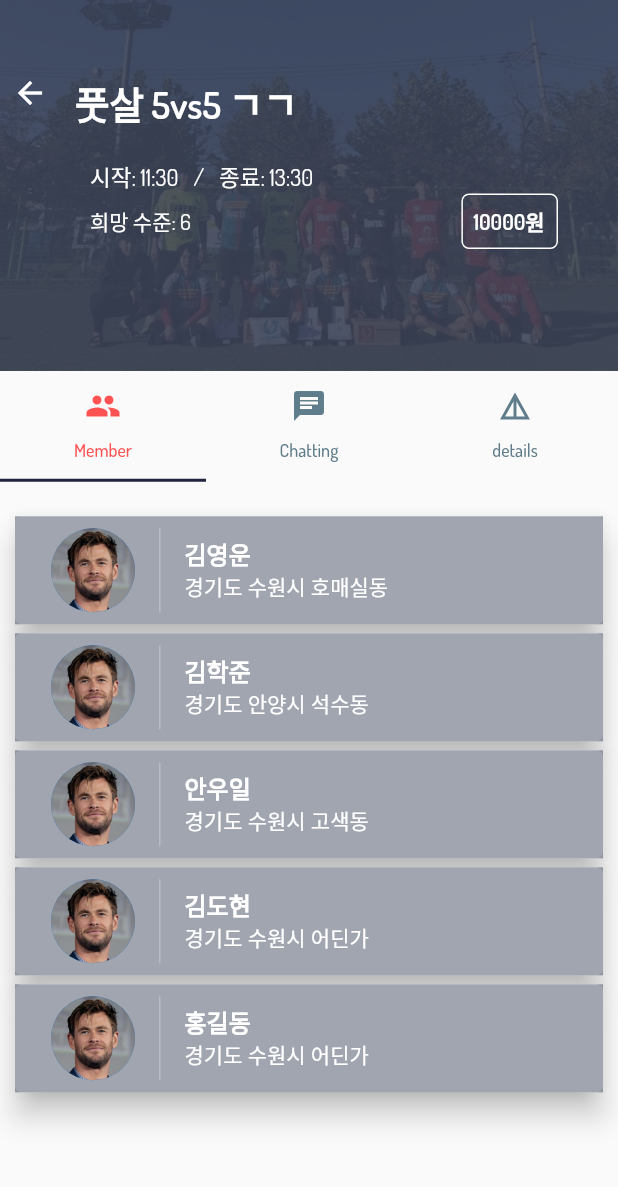
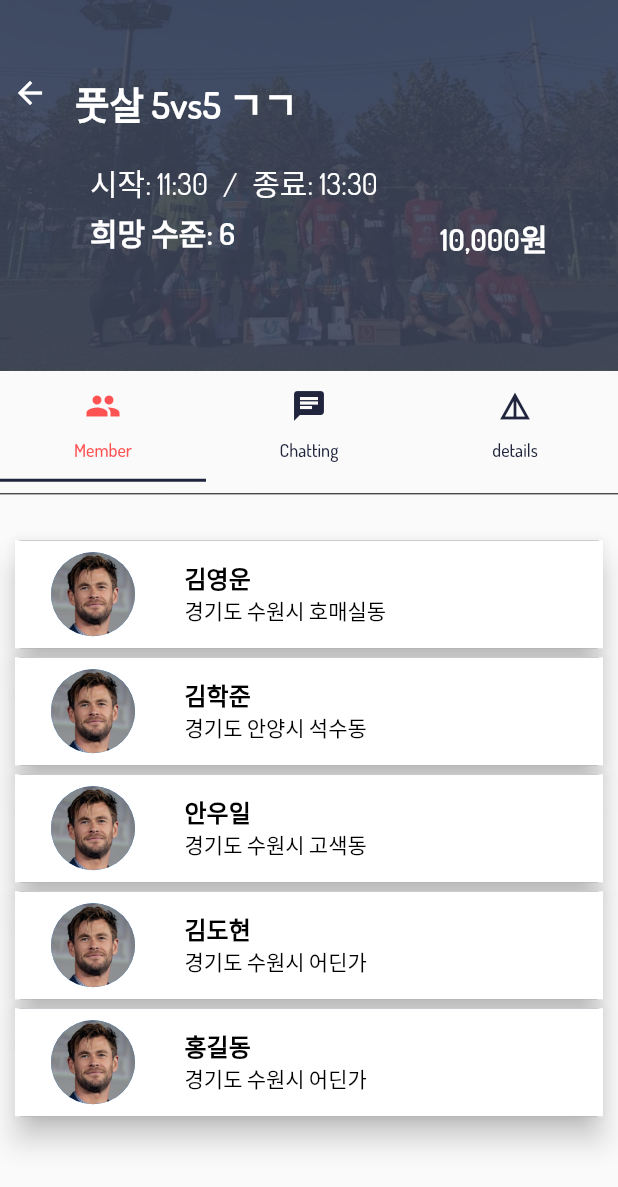
Before and after one commit to kkdh7609/Gteam, a Flutter app: the currentRoomPage screen opened directly, on a phone screen of 412 x 824 dp. Shown: the top 1187 px of the screen. Run offline on Flutter 3.47's test engine with Material 2 defaults, Android fonts, the phone set to English and light mode, and no system bars; our stand-ins replace auto_size_text, cloud_firestore, firebase_auth, flutter_svg, font_awesome_flutter, google_maps_flutter and 3 more; missing offline and left inert: flutter_google_places, geocoder, google_maps_webservice, iamport_flutter; accounts and stored records are empty; project files that could hold a hidden picture were left out.

Commit message:
Theme Update

```diff
--- a/gteams/lib/game/game_join/game_room/current_room.dart
+++ b/gteams/lib/game/game_join/game_room/current_room.dart
@@ -39,7 +39,7 @@ class _currentRoomPageState extends State<currentRoomPage> with SingleTickerProv
     tabs: _tabTwoParameters(),
     labelColor: Colors.redAccent,
     labelStyle: TextStyle(fontSize: 12),
-    unselectedLabelColor: Colors.blueGrey,
+    unselectedLabelColor: Color(0xff20253d),
     unselectedLabelStyle: TextStyle(fontSize: 12),
     onTap: (index) {
       var content = "";
@@ -72,13 +72,13 @@ class _currentRoomPageState extends State<currentRoomPage> with SingleTickerProv
 //              constraints: BoxConstraints.expand(height: 50),
               child: _tabBarLabel(),
             ),
+            Divider(color: Colors.black),
             Expanded(
               child: Container(
                 child: TabBarView(children: [
                   ListView(
                       padding: const EdgeInsets.only(top: 20.0),
                       children: <Widget>[
-
                         _temp_member("김영운", "경기도 수원시 호매실동"),
                         _temp_member("김학준", "경기도 안양시 석수동"),
                         _temp_member("안우일", "경기도 수원시 고색동"),
@@ -101,11 +101,12 @@ class _currentRoomPageState extends State<currentRoomPage> with SingleTickerProv
 
   Widget _temp_member(String name, String address){
     return Card(
+      color: Color(0xff20253d),
       key: ValueKey(name),
       elevation: 8.0,
       margin: new EdgeInsets.symmetric(horizontal: 10.0, vertical: 3.0),
       child: Container(
-        decoration: BoxDecoration(color: Color.fromRGBO(64, 75, 96, .5)),
+        decoration: BoxDecoration(color : Colors.white),
         child: ListTile(
           contentPadding: EdgeInsets.symmetric(horizontal: 20.0),
           leading: Container(
@@ -123,7 +124,7 @@ class _currentRoomPageState extends State<currentRoomPage> with SingleTickerProv
           ),
           title: Text(
             name,
-            style: TextStyle(color: Colors.white, fontWeight: FontWeight.bold),
+            style: TextStyle(color: Colors.black, fontWeight: FontWeight.w700, fontFamily: 'Dosis'),
           ),
           subtitle: Row(
             children: <Widget>[
@@ -134,7 +135,7 @@ class _currentRoomPageState extends State<currentRoomPage> with SingleTickerProv
                         RichText(
                           text: TextSpan(
                             text: address,
-                            style: TextStyle(color: Colors.white),
+                            style: TextStyle(color: Colors.black, fontWeight: FontWeight.w400, fontFamily: 'Dosis'),
                           ),
                           maxLines: 3,
                           softWrap: true,
@@ -161,7 +162,7 @@ class _currentRoomPageState extends State<currentRoomPage> with SingleTickerProv
               padding: EdgeInsets.only(right: 12.0),
               decoration: new BoxDecoration(
                   border: new Border(
-                      right: new BorderSide(width: 1.0, color: Colors.white24))),
+                      right: new BorderSide(width: 1.0, color: Colors.white))),
               child: Hero(
                   tag: "avatar_" + member.name,
                   child: CircleAvatar(
@@ -172,7 +173,7 @@ class _currentRoomPageState extends State<currentRoomPage> with SingleTickerProv
           ),
           title: Text(
             member.name,
-            style: TextStyle(color: Colors.white, fontWeight: FontWeight.bold),
+            style: TextStyle(color: Colors.black, fontWeight: FontWeight.bold),
           ),
           subtitle: Row(
             children: <Widget>[
@@ -213,7 +214,7 @@ class _currentRoomPageState extends State<currentRoomPage> with SingleTickerProv
                 )),
             Container(
               height: MediaQuery.of(context).size.height * 0.3,
-              padding: EdgeInsets.all(40.0),
+              padding: EdgeInsets.only(top: 40.0, left: 40.0, right: 40.0),
               width: MediaQuery.of(context).size.width,
               decoration: BoxDecoration(color: Color.fromRGBO(58, 66, 86, .9)),
               child: Center(
@@ -253,14 +254,14 @@ class _currentRoomPageState extends State<currentRoomPage> with SingleTickerProv
                     padding: EdgeInsets.only(left: 10.0),
                     child: Text(
                       "시작: "+"11:30",
-                      style: TextStyle(color: Colors.white, fontSize: 15),
+                      style: TextStyle(color: Colors.white, fontSize: 20),
                     )
                 ),
                 Padding(
                     padding: EdgeInsets.only(left: 10.0),
                     child: Text(
                       "/",
-                      style: TextStyle(color: Colors.white, fontSize: 15),
+                      style: TextStyle(color: Colors.white, fontSize: 20),
                     )
                 ),
 
@@ -268,7 +269,7 @@ class _currentRoomPageState extends State<currentRoomPage> with SingleTickerProv
                     padding: EdgeInsets.only(left: 10.0),
                     child: Text(
                       "종료: "+"13:30",
-                      style: TextStyle(color: Colors.white, fontSize: 15),
+                      style: TextStyle(color: Colors.white, fontSize: 20),
                     )
                 ),
 
@@ -278,25 +279,23 @@ class _currentRoomPageState extends State<currentRoomPage> with SingleTickerProv
               mainAxisAlignment: MainAxisAlignment.start,
               children: <Widget>[
                 Expanded(
-                    flex: 8,
+                    flex: 5,
                     child: Padding(
                         padding: EdgeInsets.only(left: 10.0),
                         child: Text(
                           "희망 수준: 6",
-                          style: TextStyle(color: Colors.white),
+                          style: TextStyle(color: Colors.white, fontWeight: FontWeight.w600, fontSize: 20),
                         )
                     )
                 ),
                 Expanded(
-                    flex: 2,
+                    flex: 5,
                     child: Container(
-                      padding: const EdgeInsets.all(7.0),
-                      decoration: new BoxDecoration(
-                          border: new Border.all(color: Colors.white),
-                          borderRadius: BorderRadius.circular(5.0)),
+                      alignment: Alignment.bottomRight,
+                      padding: const EdgeInsets.only(left: 7.0, right: 7.0, top: 7.0),
                       child: new Text(
-                        "10000원",
-                        style: TextStyle(color: Colors.white, fontWeight: FontWeight.w600),
+                        "10,000원",
+                        style: TextStyle(color: Colors.white, fontWeight: FontWeight.w600, fontSize: 20),
                       ),
                     )
                 )
--- a/gteams/lib/setting/currentRoomMenu/currentRoomList.dart
+++ b/gteams/lib/setting/currentRoomMenu/currentRoomList.dart
@@ -12,7 +12,7 @@ class _CurrentRoomListPageState extends State<CurrentRoomListPage> {
         elevation: 8.0,
         margin: new EdgeInsets.symmetric(horizontal: 10.0, vertical: 5.0),
         child: Container(
-          decoration: BoxDecoration(color: Colors.grey.withOpacity(0.4)),
+          decoration: BoxDecoration(color: Colors.white),
           child: ListTile(
               contentPadding: EdgeInsets.symmetric(horizontal: 20.0, vertical: 5.0),
               leading: Container(
```
Also changed, not shown: gteams/lib/setting/profile/myProfile.dart (+5 -4 lines), gteams/lib/setting/profile/preferenceTime.dart (+7 -7 lines).
